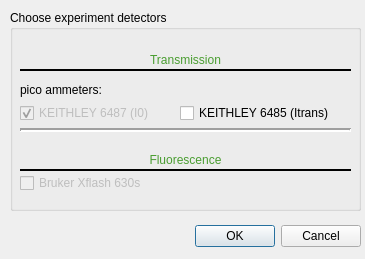
First picture: the form in ui/detectors.ui, repository SESAME-Synchrotron/HESEBScanTool, before the edit.
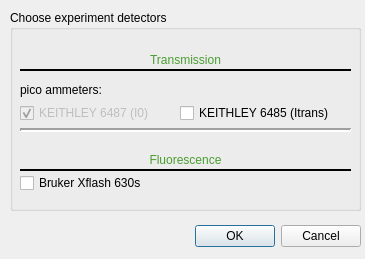
Second picture: the form after the edit.

Diff of the .ui file:
```diff
--- a/ui/detectors.ui
+++ b/ui/detectors.ui
@@ -49,7 +49,7 @@
    </property>
    <widget class="QCheckBox" name="FICUS">
     <property name="enabled">
-     <bool>false</bool>
+     <bool>true</bool>
     </property>
     <property name="geometry">
      <rect>
```
Left out of the diff: 4 changed lines with no effect on the pictures.
